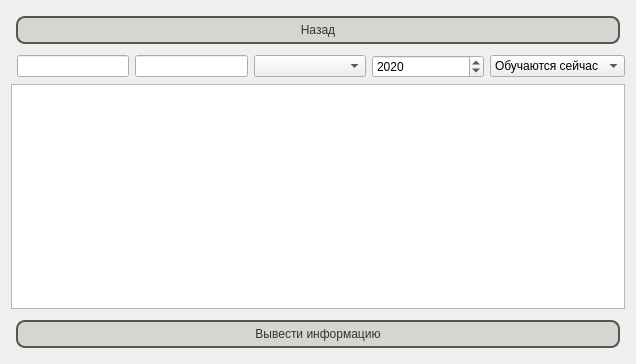
First picture: the form in uis/students_review.ui, repository MichailKon/schoolProjectC, before the edit.
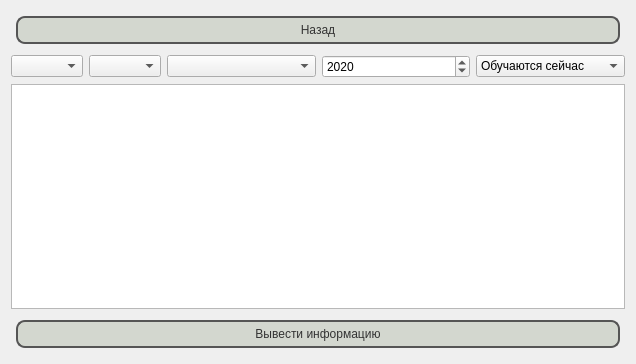
Second picture: the form after the edit.

Commit message: lineEdit -> comboBox in students preview

```diff
--- a/uis/students_review.ui
+++ b/uis/students_review.ui
@@ -16,26 +16,7 @@
   <layout class="QGridLayout" name="gridLayout_2">
    <item row="0" column="0">
     <layout class="QGridLayout" name="gridLayout">
-     <item row="1" column="4">
-      <widget class="QSpinBox" name="spinBox_year">
-       <property name="sizePolicy">
-        <sizepolicy hsizetype="Expanding" vsizetype="Fixed">
-         <horstretch>0</horstretch>
-         <verstretch>0</verstretch>
-        </sizepolicy>
-       </property>
-       <property name="minimum">
-        <number>-1</number>
-       </property>
-       <property name="maximum">
-        <number>999999999</number>
-       </property>
-       <property name="value">
-        <number>2020</number>
-       </property>
-      </widget>
-     </item>
-     <item row="0" column="0" colspan="6">
+     <item row="0" column="0" colspan="5">
       <widget class="QPushButton" name="pushButton_cancel">
        <property name="sizePolicy">
         <sizepolicy hsizetype="Expanding" vsizetype="Preferred">
@@ -69,27 +50,7 @@
        </property>
       </widget>
      </item>
-     <item row="1" column="5">
-      <widget class="QComboBox" name="comboBox_isKicked">
-       <property name="sizePolicy">
-        <sizepolicy hsizetype="Expanding" vsizetype="Fixed">
-         <horstretch>0</horstretch>
-         <verstretch>0</verstretch>
-        </sizepolicy>
-       </property>
-       <item>
-        <property name="text">
-         <string>Обучаются сейчас</string>
-        </property>
-       </item>
-       <item>
-        <property name="text">
-         <string>Отчислены/ушли</string>
-        </property>
-       </item>
-      </widget>
-     </item>
-     <item row="3" column="0" colspan="6">
+     <item row="3" column="0" colspan="5">
       <widget class="QPushButton" name="pushButton_printStudent">
        <property name="sizePolicy">
         <sizepolicy hsizetype="Expanding" vsizetype="Minimum">
@@ -123,17 +84,27 @@
        </property>
       </widget>
      </item>
-     <item row="1" column="3">
-      <widget class="QComboBox" name="comboBox_gender">
+     <item row="1" column="4">
+      <widget class="QComboBox" name="comboBox_isKicked">
        <property name="sizePolicy">
         <sizepolicy hsizetype="Expanding" vsizetype="Fixed">
          <horstretch>0</horstretch>
          <verstretch>0</verstretch>
         </sizepolicy>
        </property>
+       <item>
+        <property name="text">
+         <string>Обучаются сейчас</string>
+        </property>
+       </item>
+       <item>
+        <property name="text">
+         <string>Отчислены/ушли</string>
+        </property>
+       </item>
       </widget>
      </item>
-     <item row="2" column="0" colspan="6">
+     <item row="2" column="0" colspan="5">
       <widget class="QTableWidget" name="tableWidget">
        <property name="sizePolicy">
         <sizepolicy hsizetype="Expanding" vsizetype="Expanding">
@@ -167,18 +138,11 @@
        </attribute>
       </widget>
      </item>
-     <item row="1" column="1">
-      <widget class="QLineEdit" name="lineEdit_classNum">
-       <property name="sizePolicy">
-        <sizepolicy hsizetype="Expanding" vsizetype="Fixed">
-         <horstretch>0</horstretch>
-         <verstretch>0</verstretch>
-        </sizepolicy>
-       </property>
-      </widget>
+     <item row="1" column="0">
+      <widget class="QComboBox" name="comboBox_classNum"/>
      </item>
      <item row="1" column="2">
-      <widget class="QLineEdit" name="lineEdit_classLetter">
+      <widget class="QComboBox" name="comboBox_gender">
        <property name="sizePolicy">
         <sizepolicy hsizetype="Expanding" vsizetype="Fixed">
          <horstretch>0</horstretch>
@@ -187,6 +151,28 @@
        </property>
       </widget>
      </item>
+     <item row="1" column="3">
+      <widget class="QSpinBox" name="spinBox_year">
+       <property name="sizePolicy">
+        <sizepolicy hsizetype="Expanding" vsizetype="Fixed">
+         <horstretch>0</horstretch>
+         <verstretch>0</verstretch>
+        </sizepolicy>
+       </property>
+       <property name="minimum">
+        <number>-1</number>
+       </property>
+       <property name="maximum">
+        <number>999999999</number>
+       </property>
+       <property name="value">
+        <number>2020</number>
+       </property>
+      </widget>
+     </item>
+     <item row="1" column="1">
+      <widget class="QComboBox" name="comboBox_classLetter"/>
+     </item>
     </layout>
    </item>
   </layout>
```
Left out of the diff: 10 changed lines with no effect on the pictures. The commit also changes 4 other files.
